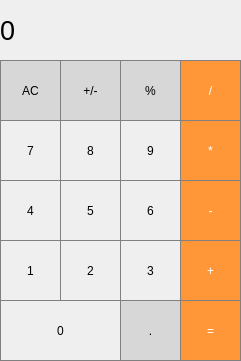
The window that Calculator/mainwindow.ui (vorontsov-amd/Calculator) describes before a commit, drawn with Qt 5.
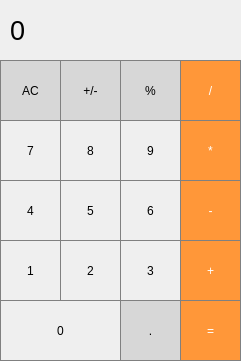
The same window after the commit.

Diff of the .ui file:
```diff
--- a/Calculator/mainwindow.ui
+++ b/Calculator/mainwindow.ui
@@ -17,9 +17,9 @@
    <widget class="QLabel" name="resultShow">
     <property name="geometry">
      <rect>
-      <x>0</x>
+      <x>10</x>
       <y>0</y>
-      <width>231</width>
+      <width>221</width>
       <height>61</height>
      </rect>
     </property>
```
